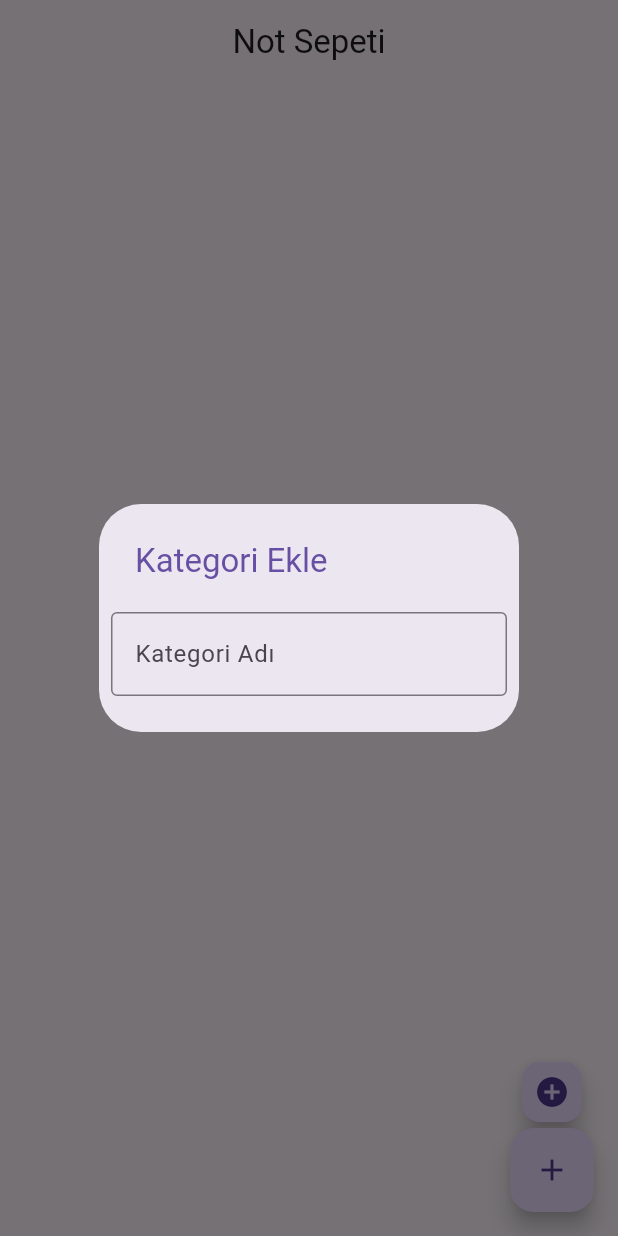
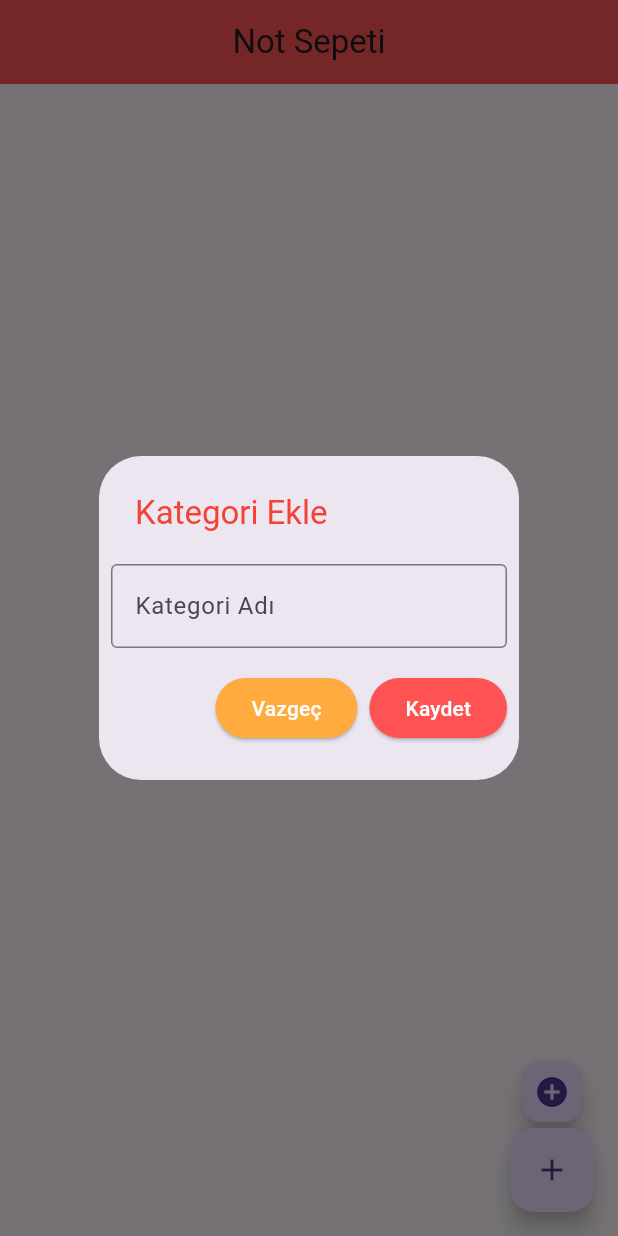
Before and after one commit to sinansuludag/not_sepeti_app, a Flutter app: the screen it shows after launch, after a tap on the "add circle" icon, on a phone screen of 412 x 824 dp. Run offline on Flutter 3.47's test engine with Material 3 defaults, Android fonts, the phone set to English and light mode, and no system bars; our stand-ins replace sqflite; accounts and stored records are empty.

Commit message:
Strategy pattern applied and written codes have been edited,cleaned

```diff
--- a/lib/main.dart
+++ b/lib/main.dart
@@ -1,6 +1,12 @@
 import 'package:flutter/material.dart';
+import 'package:flutter/services.dart';
 
-void main() => runApp(const MyApp());
+void main() {
+  WidgetsFlutterBinding.ensureInitialized();
+  SystemChrome.setSystemUIOverlayStyle(
+      SystemUiOverlayStyle(statusBarColor: Colors.transparent));
+  runApp(const MyApp());
+}
 
 class MyApp extends StatelessWidget {
   const MyApp({super.key});
@@ -10,8 +16,10 @@ class MyApp extends StatelessWidget {
     return MaterialApp(
       debugShowCheckedModeBanner: false,
       theme: ThemeData(
-        primarySwatch: Colors.red,
-      ),
+          primaryColor: Colors.red,
+          appBarTheme: AppBarTheme(
+            backgroundColor: Colors.redAccent,
+          )),
       home: NotListesi(),
     );
   }
@@ -22,7 +30,8 @@ class NotListesi extends StatelessWidget {
 
   @override
   Widget build(BuildContext context) {
-    return Scaffold(
+    return SafeArea(
+      child: Scaffold(
         appBar: AppBar(
           title: Center(
             child: Text("Not Sepeti"),
@@ -33,30 +42,7 @@ class NotListesi extends StatelessWidget {
           children: [
             FloatingActionButton(
               onPressed: () {
-              showDialog(
-                context: context,
-                builder: (context) {
-                  return SimpleDialog(
-                    title: Text(
-                      "Kategori Ekle",
-                      style: TextStyle(color: Theme.of(context).primaryColor),
-                    ),
-                    children: [
-                      Padding(
-                        padding: const EdgeInsets.all(8.0),
-                        child: Form(
-                            child: TextFormField(
-                          decoration: InputDecoration(
-                            labelText: "Kategori Adı",
-                            border: OutlineInputBorder(),
-                          ),
-                          validator: (girilenKategoriAdi) {},
-                        )),
-                      )
-                    ],
-                  );
-                },
-              );
+                _buildShowDialog(context);
               },
               child: Icon(
                 Icons.add_circle,
@@ -72,6 +58,66 @@ class NotListesi extends StatelessWidget {
           ],
         ),
         body: Container(),
+      ),
+    );
+  }
+
+  Future<dynamic> _buildShowDialog(BuildContext context) {
+    return showDialog(
+      barrierDismissible: false,
+      context: context,
+      builder: (context) {
+        return SimpleDialog(
+          title: Text(
+            "Kategori Ekle",
+            style: TextStyle(color: Theme.of(context).primaryColor),
+          ),
+          children: [
+            _buildForm(),
+            ButtonBar(
+              children: [
+                _buildElevatedButton("Vazgeç", Colors.orangeAccent, () {
+                  Navigator.pop(context);
+                }),
+                _buildElevatedButton("Kaydet", Colors.redAccent, () {})
+              ],
+            )
+          ],
+        );
+      },
+    );
+  }
+
+  ElevatedButton _buildElevatedButton(
+      String title, Color color, VoidCallback func) {
+    return ElevatedButton(
+      onPressed: func,
+      child: Text(title),
+      style: ButtonStyle(
+        backgroundColor: WidgetStatePropertyAll(color),
+        foregroundColor: WidgetStatePropertyAll(Colors.white),
+      ),
     );
   }
 }
+
+class _buildForm extends StatelessWidget {
+  const _buildForm({
+    super.key,
+  });
+
+  @override
+  Widget build(BuildContext context) {
+    return Form(
+      child: Padding(
+        padding: const EdgeInsets.all(8.0),
+        child: TextFormField(
+          decoration: InputDecoration(
+            labelText: "Kategori Adı",
+            border: OutlineInputBorder(),
+          ),
+        ),
+      ),
+    );
+  }
+}
```
Lines whose indentation alone changed are shown as unchanged.
